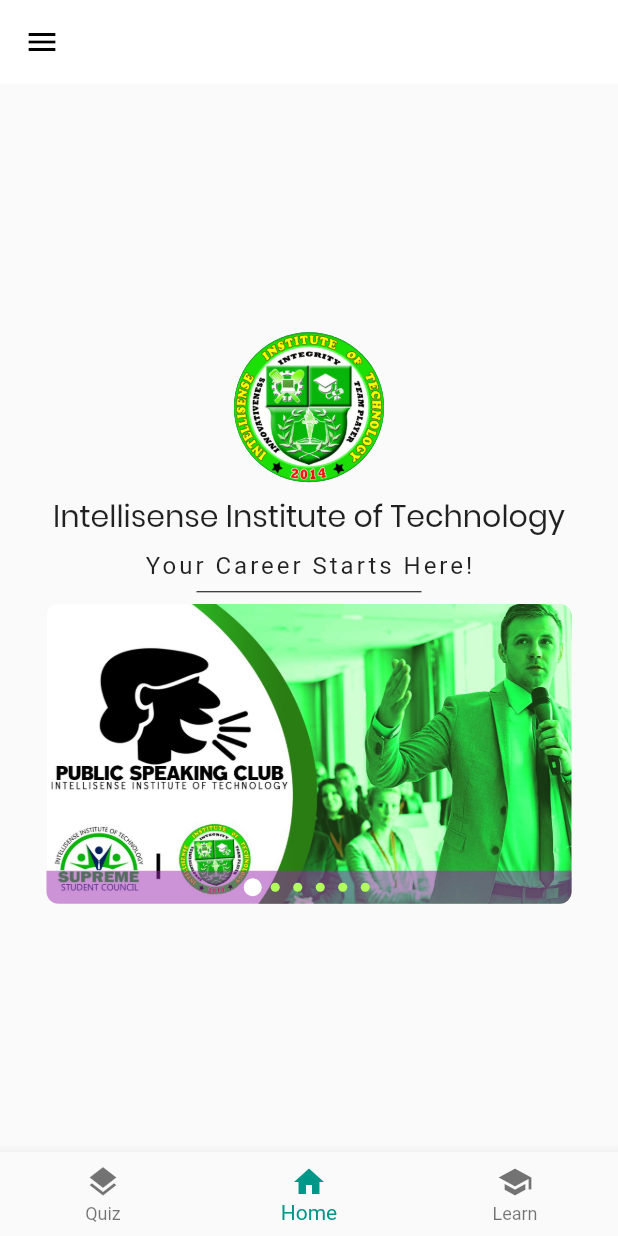
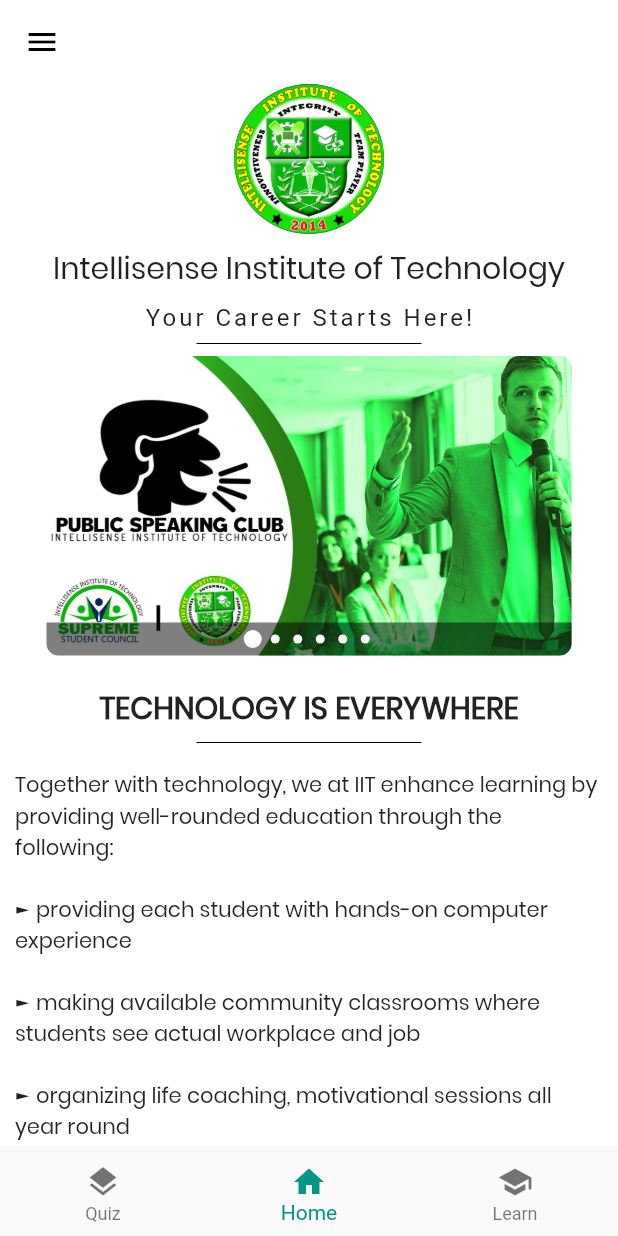
Before and after one commit to CasualEngineerZombie/Intellisense_Guide_App, a Flutter app: the screen it shows after launch, on a phone screen of 412 x 824 dp. Run offline on Flutter 3.47's test engine with Material 2 defaults, Android fonts, the phone set to English and light mode, and no system bars; drawn by our look-alikes of carousel_pro.

Commit message:
Updating the Home Page

```diff
--- a/lib/Home.dart
+++ b/lib/Home.dart
@@ -5,6 +5,7 @@
   @override
   Widget build(BuildContext context) {
     return Scaffold(
+      backgroundColor: Colors.white,
       appBar: AppBar(
         backgroundColor: Colors.white,
         elevation: 0.0,
@@ -58,7 +59,9 @@
           ],
         ),
       ),
-        body: Center(
+      body: ListView(
+        children: <Widget>[
+          Center(
             child: Column(
               mainAxisAlignment: MainAxisAlignment.center,
               children: <Widget>[
@@ -100,13 +103,128 @@
                     ],
                     dotSize: 6.0,
                     dotSpacing: 15.0,
-                    dotColor: Colors.lightGreenAccent,
+                    dotColor: Colors.white,
                     indicatorBgPadding: 5.0,
-                    dotBgColor: Colors.purple.withOpacity(0.5),
+                    dotBgColor: Colors.black.withOpacity(0.5),
                     borderRadius: true,
-                  )),
+                  ),
+                ),
+                Padding(
+                  padding: const EdgeInsets.fromLTRB(0, 20, 0, 0),
+                  child: Text(
+                    'TECHNOLOGY IS EVERYWHERE',
+                    style: TextStyle(
+                      fontFamily: 'Poppins',
+                      fontSize: 20.0,
+                      fontWeight: FontWeight.bold,
+                    ),
+                  ),
+                ),
+                SizedBox(
+                  width: 150.0,
+                  child: Divider(
+                    color: Colors.black,
+                  ),
+                ),
+                Table(
+                  //border: TableBorder.all(),
+                  children: [
+                    TableRow(
+                      children: [
+                        Padding(
+                          padding: const EdgeInsets.all(10.0),
+                          child: Text(
+                            'Together with technology, we at IIT enhance learning by providing well-rounded education through the following:',
+                            style: TextStyle(fontFamily: 'Poppins'),
+                          ),
+                        ),
                       ],
                     ),
-        ));
+                    TableRow(
+                      children: [
+                        Padding(
+                          padding: const EdgeInsets.all(10.0),
+                          child: Text(
+                            '► providing each student with hands-on computer experience',
+                            style: TextStyle(fontFamily: 'Poppins'),
+                          ),
+                        ),
+                      ],
+                    ),
+                    TableRow(
+                      children: [
+                        Padding(
+                          padding: const EdgeInsets.all(10.0),
+                          child: Text(
+                            '► making available community classrooms where students see actual workplace and job',
+                            style: TextStyle(fontFamily: 'Poppins'),
+                          ),
+                        ),
+                      ],
+                    ),
+                    TableRow(
+                      children: [
+                        Padding(
+                          padding: const EdgeInsets.all(10.0),
+                          child: Text(
+                            '► organizing life coaching, motivational sessions all year round',
+                            style: TextStyle(fontFamily: 'Poppins'),
+                          ),
+                        ),
+                      ],
+                    ),
+                    TableRow(
+                      children: [
+                        Padding(
+                          padding: const EdgeInsets.all(10.0),
+                          child: Text(
+                            '► simulated sessions in job search activities like portfolio planning, construction and job interviews.',
+                            style: TextStyle(fontFamily: 'Poppins'),
+                          ),
+                        ),
+                      ],
+                    ),
+                    TableRow(
+                      children: [
+                        Padding(
+                          padding: const EdgeInsets.all(10.0),
+                          child: Text(
+                            'Technology in the classroom and on campus can make a difference in Education if used properly.',
+                            style: TextStyle(fontFamily: 'Poppins'),
+                          ),
+                        ),
+                      ],
+                    ),
+                    TableRow(
+                      children: [
+                        Padding(
+                          padding: const EdgeInsets.all(10.0),
+                          child: Text(
+                            'It will prepare students for their future careers where it starts',
+                            style: TextStyle(fontFamily: 'Poppins'),
+                          ),
+                        ),
+                      ],
+                    ),
+                    TableRow(
+                      children: [
+                        Padding(
+                          padding: const EdgeInsets.all(10.0),
+                          child: Text(
+                            'HERE @IIT!',
+                            style: TextStyle(
+                                fontFamily: 'Poppins', fontSize: 20.0), textAlign: TextAlign.center,
+                          ),
+                        ),
+                      ],
+                    ),
+                  ],
+                )
+              ],
+            ),
+          ),
+        ],
+      ),
+    );
   }
 }
```
Lines whose indentation alone changed are shown as unchanged.
